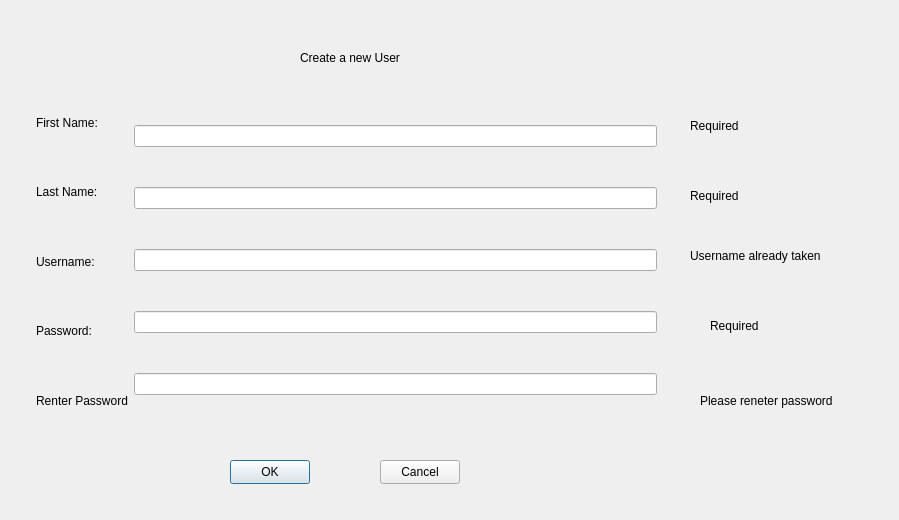
First picture: the form in newuser.ui, repository luigiacuna/UB-GUI-OOP-Final-Project, before the edit.
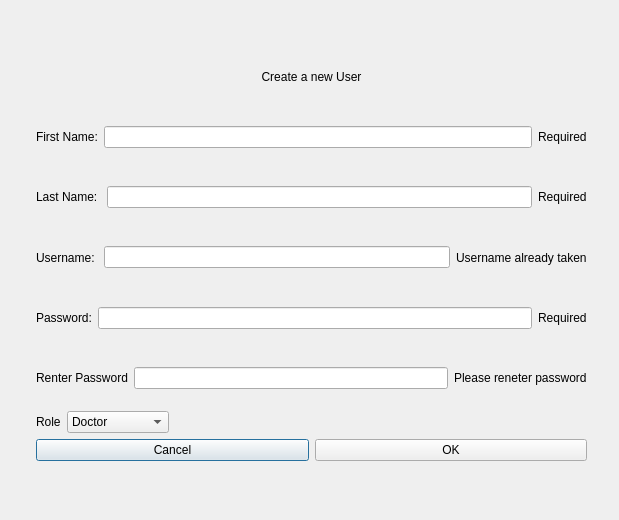
Second picture: the form after the edit.

Diff of the .ui file:
```diff
--- a/newuser.ui
+++ b/newuser.ui
@@ -6,38 +6,35 @@
    <rect>
     <x>0</x>
     <y>0</y>
-    <width>899</width>
+    <width>619</width>
     <height>520</height>
    </rect>
   </property>
   <property name="windowTitle">
    <string>Dialog</string>
   </property>
-  <widget class="QLabel" name="title">
-   <property name="geometry">
-    <rect>
-     <x>300</x>
-     <y>50</y>
-     <width>101</width>
-     <height>16</height>
-    </rect>
-   </property>
-   <property name="text">
-    <string>Create a new User</string>
-   </property>
-  </widget>
-  <widget class="QWidget" name="layoutWidget">
+  <widget class="QWidget" name="">
    <property name="geometry">
     <rect>
      <x>36</x>
-     <y>91</y>
-     <width>621</width>
-     <height>341</height>
+     <y>50</y>
+     <width>551</width>
+     <height>411</height>
     </rect>
    </property>
-   <layout class="QHBoxLayout" name="horizontalLayout_3">
+   <layout class="QVBoxLayout" name="verticalLayout">
     <item>
-     <layout class="QVBoxLayout" name="Labels">
+     <widget class="QLabel" name="title">
+      <property name="text">
+       <string>Create a new User</string>
+      </property>
+      <property name="alignment">
+       <set>Qt::AlignCenter</set>
+      </property>
+     </widget>
+    </item>
+    <item>
+     <layout class="QHBoxLayout" name="firstNameLayout">
       <item>
        <widget class="QLabel" name="firstNameLabel">
         <property name="text">
@@ -46,6 +43,27 @@
        </widget>
       </item>
       <item>
+       <widget class="QLineEdit" name="firstNameInput">
+        <property name="maximumSize">
+         <size>
+          <width>1000</width>
+          <height>16777215</height>
+         </size>
+        </property>
+       </widget>
+      </item>
+      <item>
+       <widget class="QLabel" name="firstNameRequired">
+        <property name="text">
+         <string>Required</string>
+        </property>
+       </widget>
+      </item>
+     </layout>
+    </item>
+    <item>
+     <layout class="QHBoxLayout" name="lastNameLayout">
+      <item>
        <widget class="QLabel" name="lastNameLabel">
         <property name="text">
          <string>Last Name: </string>
@@ -53,6 +71,27 @@
        </widget>
       </item>
       <item>
+       <widget class="QLineEdit" name="lastNameInput">
+        <property name="maximumSize">
+         <size>
+          <width>1000</width>
+          <height>16777215</height>
+         </size>
+        </property>
+       </widget>
+      </item>
+      <item>
+       <widget class="QLabel" name="lastNameRequired">
+        <property name="text">
+         <string>Required</string>
+        </property>
+       </widget>
+      </item>
+     </layout>
+    </item>
+    <item>
+     <layout class="QHBoxLayout" name="userNameLayout">
+      <item>
        <widget class="QLabel" name="userNameLabel">
         <property name="text">
          <string>Username: </string>
@@ -60,12 +99,54 @@
        </widget>
       </item>
       <item>
+       <widget class="QLineEdit" name="userNameInput">
+        <property name="maximumSize">
+         <size>
+          <width>1000</width>
+          <height>16777215</height>
+         </size>
+        </property>
+       </widget>
+      </item>
+      <item>
+       <widget class="QLabel" name="userNameRequired">
+        <property name="text">
+         <string>Username already taken</string>
+        </property>
+       </widget>
+      </item>
+     </layout>
+    </item>
+    <item>
+     <layout class="QHBoxLayout" name="passwordLayout">
+      <item>
        <widget class="QLabel" name="passwordLabel">
         <property name="text">
-         <string>Password: </string>
+         <string>Password:</string>
         </property>
        </widget>
       </item>
+      <item>
+       <widget class="QLineEdit" name="passwordInput">
+        <property name="maximumSize">
+         <size>
+          <width>1000</width>
+          <height>16777215</height>
+         </size>
+        </property>
+       </widget>
+      </item>
+      <item>
+       <widget class="QLabel" name="passwordRequired">
+        <property name="text">
+         <string>Required</string>
+        </property>
+       </widget>
+      </item>
+     </layout>
+    </item>
+    <item>
+     <layout class="QHBoxLayout" name="reneterPasswordLayout">
       <item>
        <widget class="QLabel" name="reneterPasswordLabel">
         <property name="text">
@@ -73,148 +154,81 @@
         </property>
        </widget>
       </item>
+      <item>
+       <widget class="QLineEdit" name="renterPasswordInput"/>
+      </item>
+      <item>
+       <widget class="QLabel" name="renterPasswordRequired">
+        <property name="text">
+         <string>Please reneter password</string>
+        </property>
+       </widget>
+      </item>
      </layout>
     </item>
     <item>
-     <layout class="QHBoxLayout" name="horizontalLayout_2">
+     <layout class="QHBoxLayout" name="roleLayout">
       <item>
-       <layout class="QHBoxLayout" name="horizontalLayout">
+       <widget class="QLabel" name="roleLabel">
+        <property name="text">
+         <string>Role</string>
+        </property>
+       </widget>
+      </item>
+      <item>
+       <widget class="QComboBox" name="roleComboBox">
         <item>
-         <layout class="QVBoxLayout" name="verticalLayout">
-          <item>
-           <layout class="QHBoxLayout" name="firstName">
-            <item>
-             <widget class="QLineEdit" name="firstNameInput"/>
-            </item>
-           </layout>
-          </item>
-          <item>
-           <layout class="QHBoxLayout" name="lastName">
-            <item>
-             <widget class="QLineEdit" name="lastNameInput"/>
-            </item>
-           </layout>
-          </item>
-          <item>
-           <layout class="QHBoxLayout" name="userName">
-            <item>
-             <widget class="QLineEdit" name="userNameInput"/>
-            </item>
-           </layout>
-          </item>
-          <item>
-           <layout class="QHBoxLayout" name="horizontalLayout_4">
-            <item>
-             <widget class="QLineEdit" name="passwordInput"/>
-            </item>
-           </layout>
-          </item>
-          <item>
-           <layout class="QHBoxLayout" name="renterPassword">
-            <item>
-             <widget class="QLineEdit" name="renterPasswordInput"/>
-            </item>
-           </layout>
-          </item>
-         </layout>
+         <property name="text">
+          <string>Doctor</string>
+         </property>
         </item>
-       </layout>
+        <item>
+         <property name="text">
+          <string>Nurse</string>
+         </property>
+        </item>
+        <item>
+         <property name="text">
+          <string>Administrator</string>
+         </property>
+        </item>
+       </widget>
+      </item>
+      <item>
+       <spacer name="horizontalSpacer">
+        <property name="orientation">
+         <enum>Qt::Horizontal</enum>
+        </property>
+        <property name="sizeHint" stdset="0">
+         <size>
+          <width>40</width>
+          <height>20</height>
+         </size>
+        </property>
+       </spacer>
+      </item>
+     </layout>
+    </item>
+    <item>
+     <layout class="QHBoxLayout" name="buttons">
+      <item>
+       <widget class="QPushButton" name="cancelButton">
+        <property name="text">
+         <string>Cancel</string>
+        </property>
+       </widget>
+      </item>
+      <item>
+       <widget class="QPushButton" name="okButton">
+        <property name="text">
+         <string>OK</string>
+        </property>
+       </widget>
       </item>
      </layout>
     </item>
    </layout>
   </widget>
-  <widget class="QPushButton" name="okButton">
-   <property name="geometry">
-    <rect>
-     <x>230</x>
-     <y>460</y>
-     <width>80</width>
-     <height>24</height>
-    </rect>
-   </property>
-   <property name="text">
-    <string>OK</string>
-   </property>
-  </widget>
-  <widget class="QPushButton" name="cancelButton">
-   <property name="geometry">
-    <rect>
-     <x>380</x>
-     <y>460</y>
-     <width>80</width>
-     <height>24</height>
-    </rect>
-   </property>
-   <property name="text">
-    <string>Cancel</string>
-   </property>
-  </widget>
-  <widget class="QLabel" name="firstNameRequired">
-   <property name="geometry">
-    <rect>
-     <x>690</x>
-     <y>110</y>
-     <width>151</width>
-     <height>31</height>
-    </rect>
-   </property>
-   <property name="text">
-    <string>Required</string>
-   </property>
-  </widget>
-  <widget class="QLabel" name="lastNameRequired">
-   <property name="geometry">
-    <rect>
-     <x>690</x>
-     <y>180</y>
-     <width>121</width>
-     <height>31</height>
-    </rect>
-   </property>
-   <property name="text">
-    <string>Required</string>
-   </property>
-  </widget>
-  <widget class="QLabel" name="passwordRequired">
-   <property name="geometry">
-    <rect>
-     <x>710</x>
-     <y>310</y>
-     <width>126</width>
-     <height>31</height>
-    </rect>
-   </property>
-   <property name="text">
-    <string>Required</string>
-   </property>
-  </widget>
-  <widget class="QLabel" name="userNameRequired">
-   <property name="geometry">
-    <rect>
-     <x>690</x>
-     <y>240</y>
-     <width>171</width>
-     <height>31</height>
-    </rect>
-   </property>
-   <property name="text">
-    <string>Username already taken</string>
-   </property>
-  </widget>
-  <widget class="QLabel" name="renterPasswordRequired">
-   <property name="geometry">
-    <rect>
-     <x>700</x>
-     <y>380</y>
-     <width>211</width>
-     <height>41</height>
-    </rect>
-   </property>
-   <property name="text">
-    <string>Please reneter password</string>
-   </property>
-  </widget>
  </widget>
  <resources/>
  <connections/>
```
